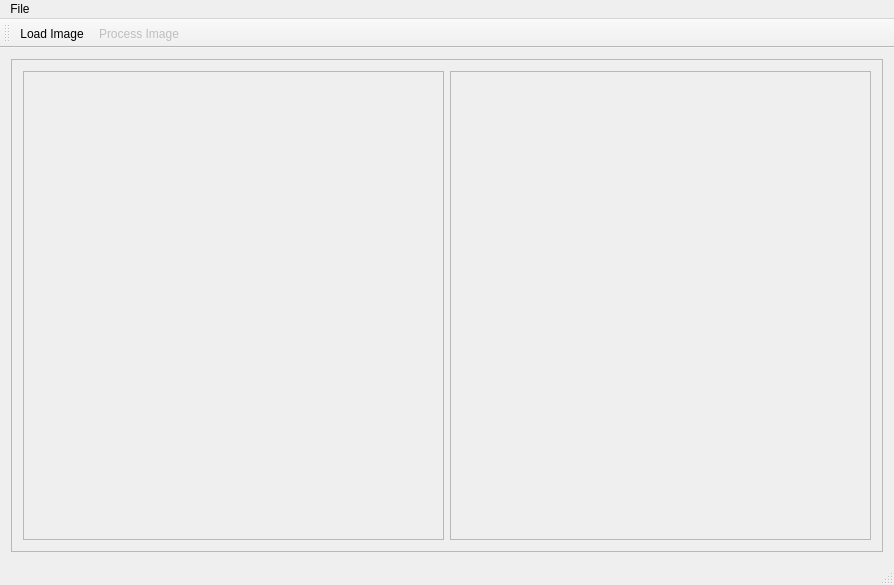
Before: the Qt Designer form mainwindow.ui in jgcoded/QtGaussianBlur, drawn with Qt 5.
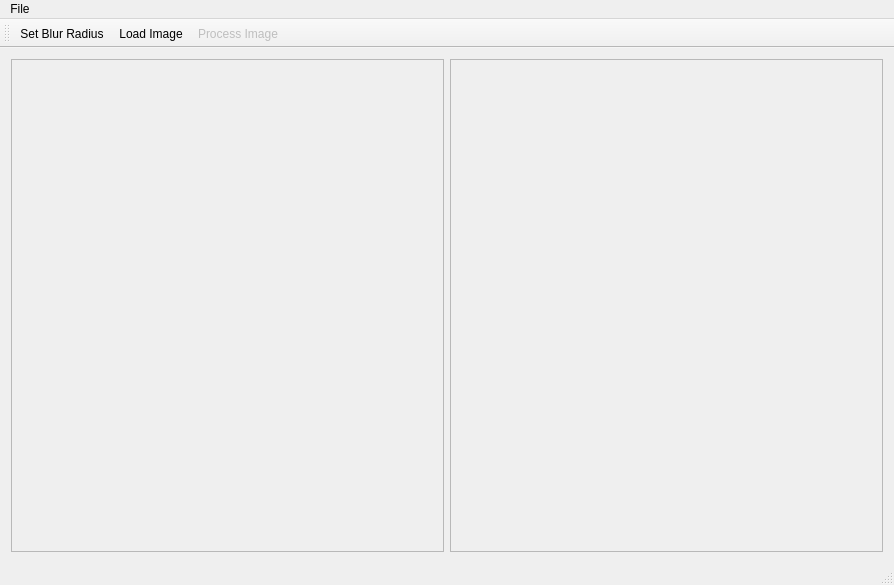
After: the same form once the commit is applied.

Commit message: Gaussian blur succesfully completes. Update GUI to use a fluid and dynamic layout.

```diff
--- a/mainwindow.ui
+++ b/mainwindow.ui
@@ -19,77 +19,52 @@
   <widget class="QWidget" name="centralWidget">
    <layout class="QHBoxLayout" name="horizontalLayout_3">
     <item>
-     <widget class="QScrollArea" name="scrollArea">
+     <widget class="QScrollArea" name="scrollAreaImage">
+      <property name="sizeAdjustPolicy">
+       <enum>QAbstractScrollArea::AdjustToContents</enum>
+      </property>
       <property name="widgetResizable">
        <bool>true</bool>
       </property>
-      <widget class="QWidget" name="scrollAreaWidgetContents">
+      <property name="alignment">
+       <set>Qt::AlignCenter</set>
+      </property>
+      <widget class="QWidget" name="scrollAreaWidgetContents_3">
        <property name="geometry">
         <rect>
          <x>0</x>
          <y>0</y>
-         <width>861</width>
+         <width>431</width>
          <height>486</height>
         </rect>
        </property>
-       <layout class="QHBoxLayout" name="horizontalLayout_4">
-        <item>
-         <widget class="QLabel" name="imageLabel_3">
-          <property name="sizePolicy">
-           <sizepolicy hsizetype="Ignored" vsizetype="Ignored">
-            <horstretch>0</horstretch>
-            <verstretch>0</verstretch>
-           </sizepolicy>
-          </property>
-          <property name="frameShape">
-           <enum>QFrame::StyledPanel</enum>
-          </property>
-          <property name="text">
-           <string/>
-          </property>
-          <property name="scaledContents">
-           <bool>false</bool>
-          </property>
-          <property name="alignment">
-           <set>Qt::AlignCenter</set>
-          </property>
-         </widget>
-        </item>
-        <item>
-         <widget class="QLabel" name="blurLabel_3">
-          <property name="sizePolicy">
-           <sizepolicy hsizetype="Ignored" vsizetype="Ignored">
-            <horstretch>0</horstretch>
-            <verstretch>0</verstretch>
-           </sizepolicy>
-          </property>
-          <property name="frameShape">
-           <enum>QFrame::StyledPanel</enum>
-          </property>
-          <property name="frameShadow">
-           <enum>QFrame::Plain</enum>
-          </property>
-          <property name="text">
-           <string/>
-          </property>
-          <property name="scaledContents">
-           <bool>false</bool>
-          </property>
-          <property name="alignment">
-           <set>Qt::AlignCenter</set>
-          </property>
-         </widget>
-        </item>
-       </layout>
+       <layout class="QVBoxLayout" name="verticalLayout"/>
       </widget>
      </widget>
     </item>
     <item>
-     <layout class="QHBoxLayout" name="horizontalLayout">
-      <property name="sizeConstraint">
-       <enum>QLayout::SetDefaultConstraint</enum>
+     <widget class="QScrollArea" name="scrollAreaBlur">
+      <property name="sizeAdjustPolicy">
+       <enum>QAbstractScrollArea::AdjustToContents</enum>
       </property>
-     </layout>
+      <property name="widgetResizable">
+       <bool>true</bool>
+      </property>
+      <property name="alignment">
+       <set>Qt::AlignCenter</set>
+      </property>
+      <widget class="QWidget" name="scrollAreaWidgetContents_2">
+       <property name="geometry">
+        <rect>
+         <x>0</x>
+         <y>0</y>
+         <width>430</width>
+         <height>486</height>
+        </rect>
+       </property>
+       <layout class="QVBoxLayout" name="verticalLayout_2"/>
+      </widget>
+     </widget>
     </item>
    </layout>
   </widget>
@@ -126,6 +101,7 @@
    <attribute name="toolBarBreak">
     <bool>false</bool>
    </attribute>
+   <addaction name="actionSet_Blur_Radius"/>
    <addaction name="actionLoad_Image"/>
    <addaction name="actionProcess_Image"/>
   </widget>
@@ -142,6 +118,16 @@
     <string>Process Image</string>
    </property>
   </action>
+  <action name="actionSet_Blur_Radius">
+   <property name="text">
+    <string>Set Blur Radius</string>
+   </property>
+  </action>
+  <action name="actionSet_Sigma">
+   <property name="text">
+    <string>Set Sigma</string>
+   </property>
+  </action>
  </widget>
  <layoutdefault spacing="6" margin="11"/>
  <resources/>
```
The commit also changes 5 other files.
